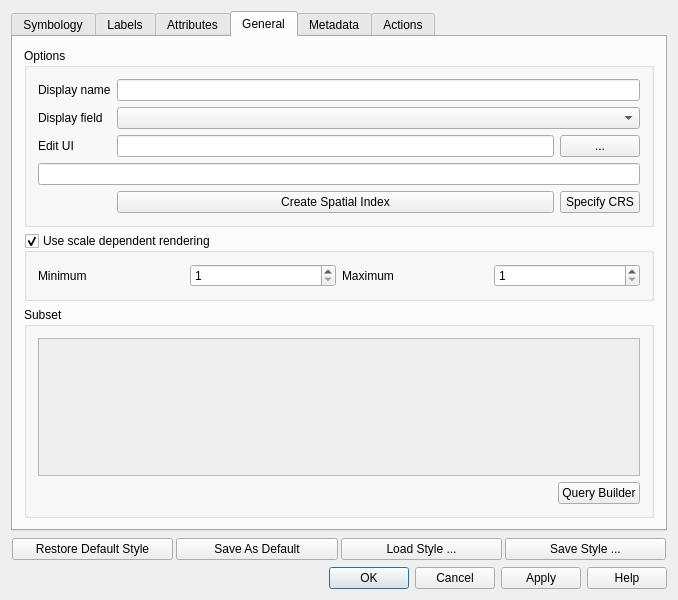
Above: qgis/src/ui/qgsvectorlayerpropertiesbase.ui from sourcepole/qgis before the change. Below: the same form after it.
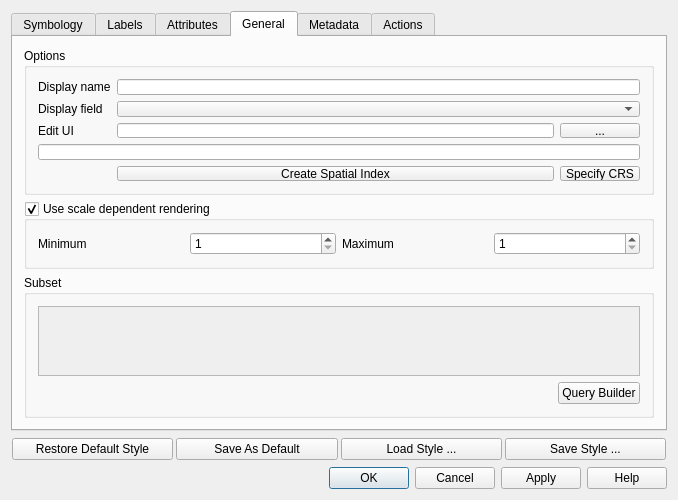
That is the form after the change. Icons and pictures are not drawn.

Commit message: [FEATURE] UI cleanups in prep of using property lists. Main visual difference is that labels dont have property lists no in vec props

Patch:
```diff
--- a/qgis/src/ui/qgsvectorlayerpropertiesbase.ui
+++ b/qgis/src/ui/qgsvectorlayerpropertiesbase.ui
@@ -7,13 +7,13 @@
     <x>0</x>
     <y>0</y>
     <width>678</width>
-    <height>600</height>
+    <height>500</height>
    </rect>
   </property>
   <property name="minimumSize">
    <size>
     <width>0</width>
-    <height>600</height>
+    <height>500</height>
    </size>
   </property>
   <property name="windowTitle">
```
The commit also changes 7 other files.
